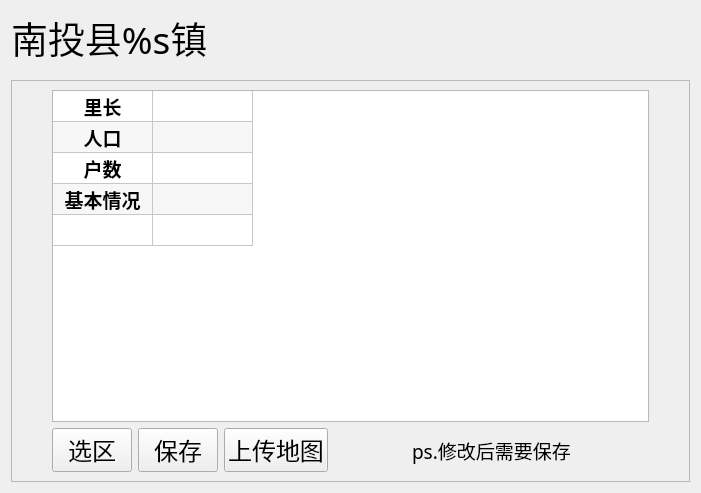
The window that ui/widgets/subpages/page2_x/page.ui (ArcherLuo233/election-s-prediction) describes before a commit, drawn with Qt 5.
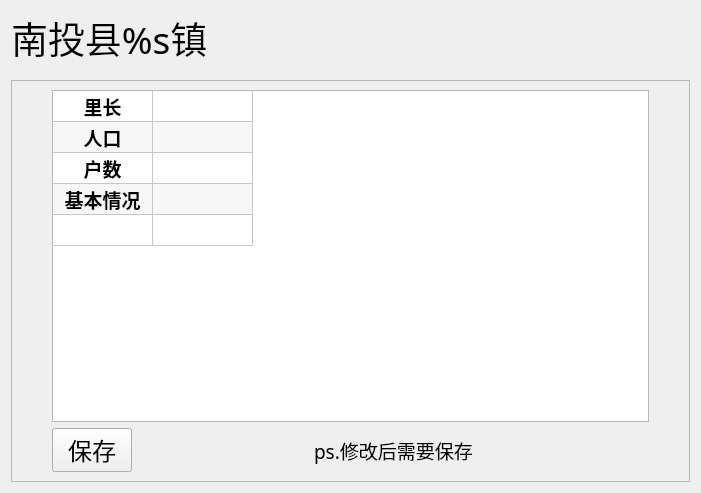
The same window after the commit.

Patch:
```diff
--- a/ui/widgets/subpages/page2_x/page.ui
+++ b/ui/widgets/subpages/page2_x/page.ui
@@ -200,22 +200,6 @@
       </item>
       <item>
        <layout class="QHBoxLayout" name="horizontalLayout_8">
-        <item>
-         <widget class="QPushButton" name="btn_findzone">
-          <property name="font">
-           <font>
-            <family>黑体</family>
-            <pointsize>18</pointsize>
-           </font>
-          </property>
-          <property name="cursor">
-           <cursorShape>PointingHandCursor</cursorShape>
-          </property>
-          <property name="text">
-           <string>选区</string>
-          </property>
-         </widget>
-        </item>
         <item>
          <widget class="QPushButton" name="btn_save">
           <property name="font">
@@ -232,22 +216,6 @@
           </property>
          </widget>
         </item>
-        <item>
-         <widget class="QPushButton" name="btn_savemap">
-          <property name="font">
-           <font>
-            <family>黑体</family>
-            <pointsize>18</pointsize>
-           </font>
-          </property>
-          <property name="cursor">
-           <cursorShape>PointingHandCursor</cursorShape>
-          </property>
-          <property name="text">
-           <string>上传地图</string>
-          </property>
-         </widget>
-        </item>
         <item>
          <spacer name="horizontalSpacer_2">
           <property name="orientation">
```
